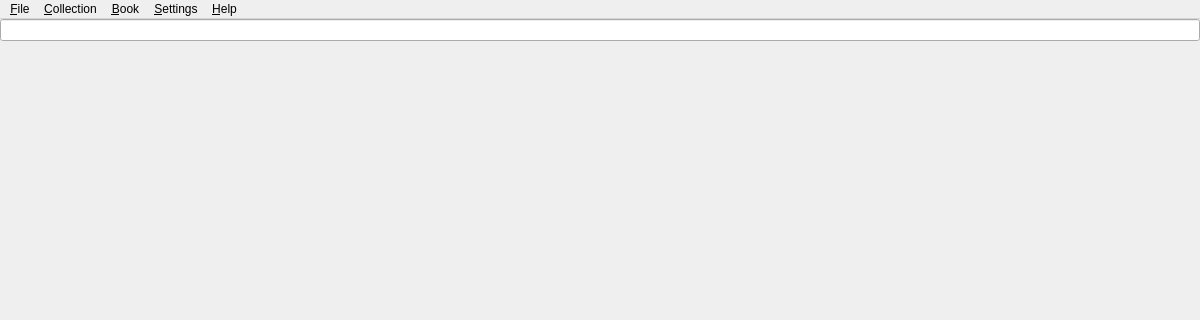
Before: the Qt Designer form src/home/flibrary/gui/MainWindow.ui in heimdallr/books, drawn with Qt 5; both pictures show x 0 to 1200 and y 0 to 320 of the 1200 by 800 pixel window.
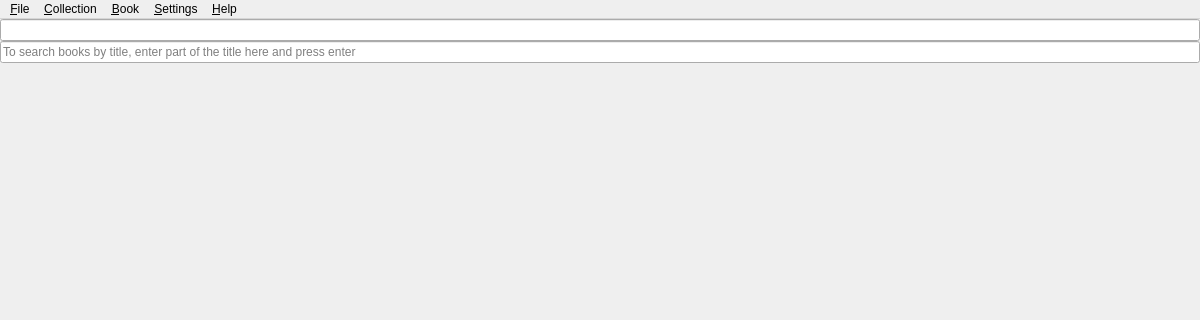
After: the same form once the commit is applied. Icons and pictures are not drawn.

Commit message: #440 UI строки поиска книги по названию на главном окне

Diff of the .ui file:
```diff
--- a/src/home/flibrary/gui/MainWindow.ui
+++ b/src/home/flibrary/gui/MainWindow.ui
@@ -37,6 +37,16 @@
       </property>
      </widget>
     </item>
+    <item>
+     <widget class="QLineEdit" name="lineEditBookTitleToSearch">
+      <property name="placeholderText">
+       <string>To search books by title, enter part of the title here and press enter</string>
+      </property>
+      <property name="clearButtonEnabled">
+       <bool>true</bool>
+      </property>
+     </widget>
+    </item>
     <item>
      <widget class="QStackedWidget" name="stackedWidget">
       <property name="currentIndex">
```
Left out of the diff: 39 changed lines with no effect on the pictures. The commit also changes 1 other file.
